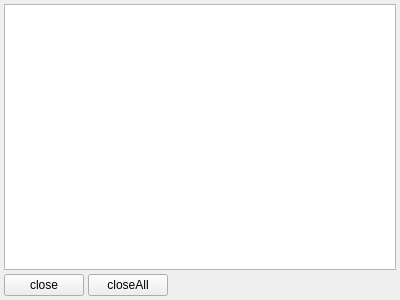
Old version of the form ctpnow/ui/positionform.ui in the repository xclxxl414/bftrader.
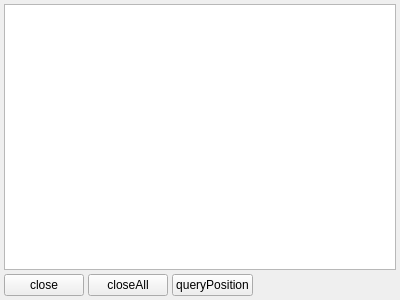
New version of the form.

What changed in the file:
```diff
--- a/ctpnow/ui/positionform.ui
+++ b/ctpnow/ui/positionform.ui
@@ -48,6 +48,13 @@
        </property>
       </widget>
      </item>
+     <item>
+      <widget class="QPushButton" name="pushButtonQueryPosition">
+       <property name="text">
+        <string>queryPosition</string>
+       </property>
+      </widget>
+     </item>
      <item>
       <spacer name="horizontalSpacer">
        <property name="orientation">
```
